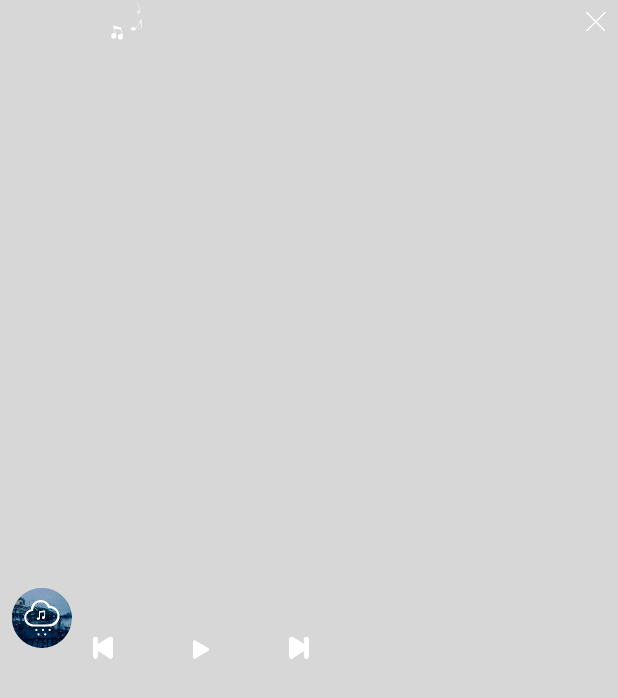
After one commit to wuzhongchen/NotificationBar, an Android app: the layout custom_notification_dark.xml on its own in the app's theme, with its tools: preview values and no code run, on a phone screen of 412 x 824 dp. The commit adds this screen. Shown: the top 698 px of the screen. Run offline under Robolectric (Android 15) with nearby library versions, the phone set to English and light mode, and no system bars.

Commit message:
second commit

```diff
--- a/app/src/main/AndroidManifest.xml
+++ b/app/src/main/AndroidManifest.xml
@@ -1,6 +1,7 @@
 <?xml version="1.0" encoding="utf-8"?>
 <manifest xmlns:android="http://schemas.android.com/apk/res/android"
     package="com.example.wuzhongcheng.notificationbar">
+    <uses-permission android:name="android.permission.FOREGROUND_SERVICE" />
 
     <application
         android:allowBackup="true"
@@ -16,6 +17,7 @@
                 <category android:name="android.intent.category.LAUNCHER" />
             </intent-filter>
         </activity>
+        <service android:name=".MediaNotificationService"/>
     </application>
 
 </manifest>
--- /dev/null
+++ b/app/src/main/res/layout/custom_notification_dark.xml
@@ -0,0 +1,111 @@
+<?xml version="1.0" encoding="utf-8"?>
+<RelativeLayout xmlns:android="http://schemas.android.com/apk/res/android"
+    android:id="@+id/ll_customNotification"
+    android:layout_width="match_parent"
+    android:layout_height="match_parent"
+    android:orientation="horizontal"
+    android:background="#3D6b6a6a">
+
+    <LinearLayout
+        android:id="@+id/icon"
+        android:layout_margin="8dp"
+        android:layout_alignParentLeft="true"
+        android:layout_width="wrap_content"
+        android:layout_height="match_parent">
+
+        <ImageView
+            android:layout_width="40dp"
+            android:layout_weight="1"
+            android:layout_height="match_parent"
+            android:src="@drawable/img_0" />
+    </LinearLayout>
+
+    <LinearLayout
+        android:id="@+id/center"
+        android:orientation="vertical"
+        android:layout_toRightOf="@id/icon"
+        android:layout_width="200dp"
+        android:layout_height="match_parent">
+
+        <LinearLayout
+            android:layout_gravity="center"
+            android:id="@+id/text_layout"
+            android:orientation="horizontal"
+            android:layout_width="match_parent"
+            android:layout_height="0px"
+            android:layout_weight="1">
+            <TextView
+                android:layout_marginTop="10dp"
+                android:layout_marginLeft="6dp"
+                android:id="@+id/music_title"
+                android:layout_width="wrap_content"
+                android:layout_height="wrap_content"
+                android:maxWidth="160dp"
+                android:textColor="#ffffff"
+                android:ellipsize="marquee"
+                android:focusable="true"
+                android:focusableInTouchMode="true"
+                android:marqueeRepeatLimit="marquee_forever"
+                android:scrollHorizontally="true"
+                android:singleLine="true"
+                android:textSize="14sp" />
+            <ImageView
+                android:layout_marginTop="1dp"
+                android:layout_marginLeft="12dp"
+                android:layout_width="wrap_content"
+                android:layout_height="wrap_content"
+                android:src="@drawable/notes_img"/>
+        </LinearLayout>
+
+        <LinearLayout
+            android:layout_marginTop="5dp"
+            android:layout_height="0px"
+            android:layout_width="wrap_content"
+            android:layout_weight="1"
+            android:orientation="horizontal">
+
+            <ImageView
+                android:id="@+id/tv_inbox"
+                android:layout_width="25dp"
+                android:padding="6dp"
+                android:layout_height="wrap_content"
+                android:src="@drawable/backmusic_btn"
+                />
+
+            <ImageView
+                android:id="@+id/tv_addSchedule"
+                android:layout_width="25dp"
+                android:padding="7dp"
+                android:layout_height="wrap_content"
+                android:src="@drawable/stopmusic_btn"
+                android:layout_marginLeft="40dp"
+                />
+
+            <ImageView
+                android:id="@+id/tv_note"
+                android:layout_width="25dp"
+                android:padding="6dp"
+                android:layout_height="wrap_content"
+                android:src="@drawable/nextmusic_btn"
+                android:layout_marginLeft="40dp"
+                />
+
+        </LinearLayout>
+    </LinearLayout>
+
+    <LinearLayout
+        android:id="@+id/cancel_notify_btn"
+        android:layout_width="wrap_content"
+        android:layout_height="wrap_content"
+        android:layout_marginLeft="18dp"
+        android:layout_alignParentRight="true"
+        android:padding="8dp">
+        <ImageView
+            android:layout_width="match_parent"
+            android:layout_height="match_parent"
+            android:src="@drawable/cancel_icon"
+            />
+    </LinearLayout>
+
+
+</RelativeLayout>
--- a/app/src/main/res/values/styles.xml
+++ b/app/src/main/res/values/styles.xml
@@ -1,7 +1,7 @@
 <resources>
 
     <!-- Base application theme. -->
-    <style name="AppTheme" parent="Theme.AppCompat.Light.DarkActionBar">
+    <style name="AppTheme" parent="Base.Theme.AppCompat.Light.DarkActionBar">
         <!-- Customize your theme here. -->
         <item name="colorPrimary">@color/colorPrimary</item>
         <item name="colorPrimaryDark">@color/colorPrimaryDark</item>
```
Also changed, not shown: app/src/main/java/com/example/wuzhongcheng/notificationbar/MainActivity.java (+10 -0 lines), app/src/main/java/com/example/wuzhongcheng/notificationbar/MediaNotificationService.java (added, +174 -0 lines), app/src/main/res/layout/activity_main.xml (+10 -12 lines), app/src/main/res/drawable-xxhdpi/backmusic_btn.png (added), app/src/main/res/drawable-xxhdpi/cancel_icon.png (added), app/src/main/res/drawable-xxhdpi/ic_launcher.png (added), app/src/main/res/drawable-xxhdpi/ic_launcher_background.xml (renamed from app/src/main/res/drawable/ic_launcher_background.xml), app/src/main/res/drawable-xxhdpi/img_0.png (added), app/src/main/res/drawable-xxhdpi/nextmusic_btn.png (added), app/src/main/res/drawable-xxhdpi/notes_img.png (added), app/src/main/res/drawable-xxhdpi/stopmusic_btn.png (added), app/src/main/res/drawable-xxhdpi/window_pause.png (added).
